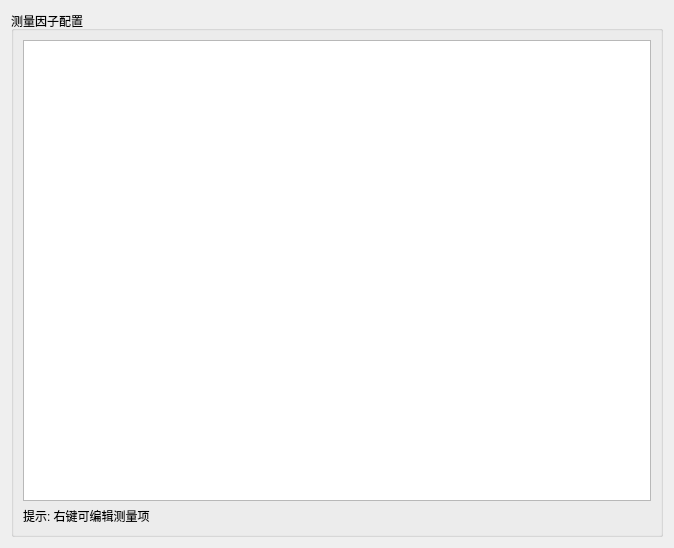
eth-from-zero/qzy-environmental-monitoring, file src/config_ui/qt/src/config/ui/measuring.ui: the form before one commit.
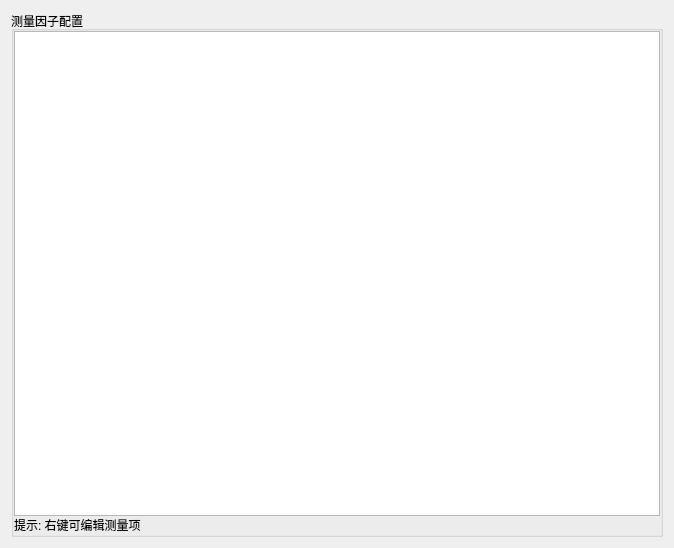
The form after the commit.

The edit to the form file:
```diff
--- a/src/config_ui/qt/src/config/ui/measuring.ui
+++ b/src/config_ui/qt/src/config/ui/measuring.ui
@@ -16,10 +16,37 @@
   <layout class="QVBoxLayout" name="verticalLayout_2">
    <item>
     <widget class="QGroupBox" name="groupBox">
+     <property name="cursor">
+      <cursorShape>ArrowCursor</cursorShape>
+     </property>
+     <property name="styleSheet">
+      <string notr="true">border-color: qlineargradient(spread:pad, x1:0, y1:0, x2:1, y2:0, stop:0 rgba(0, 0, 0, 255), stop:1 rgba(255, 255, 255, 255));</string>
+     </property>
      <property name="title">
       <string>测量因子配置</string>
      </property>
+     <property name="flat">
+      <bool>false</bool>
+     </property>
+     <property name="checkable">
+      <bool>false</bool>
+     </property>
      <layout class="QHBoxLayout" name="horizontalLayout">
+      <property name="spacing">
+       <number>0</number>
+      </property>
+      <property name="leftMargin">
+       <number>0</number>
+      </property>
+      <property name="topMargin">
+       <number>0</number>
+      </property>
+      <property name="rightMargin">
+       <number>0</number>
+      </property>
+      <property name="bottomMargin">
+       <number>0</number>
+      </property>
       <item>
        <layout class="QVBoxLayout" name="verticalLayout">
         <item>
```
Left out of the diff: 2 changed lines with no effect on the pictures.
